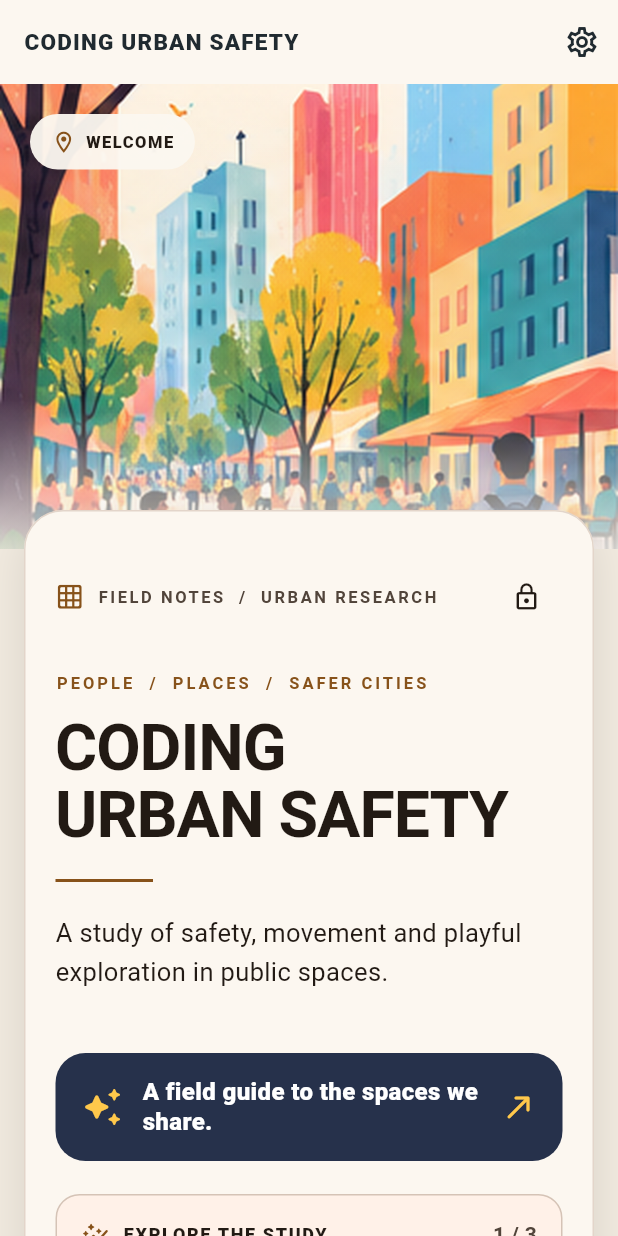
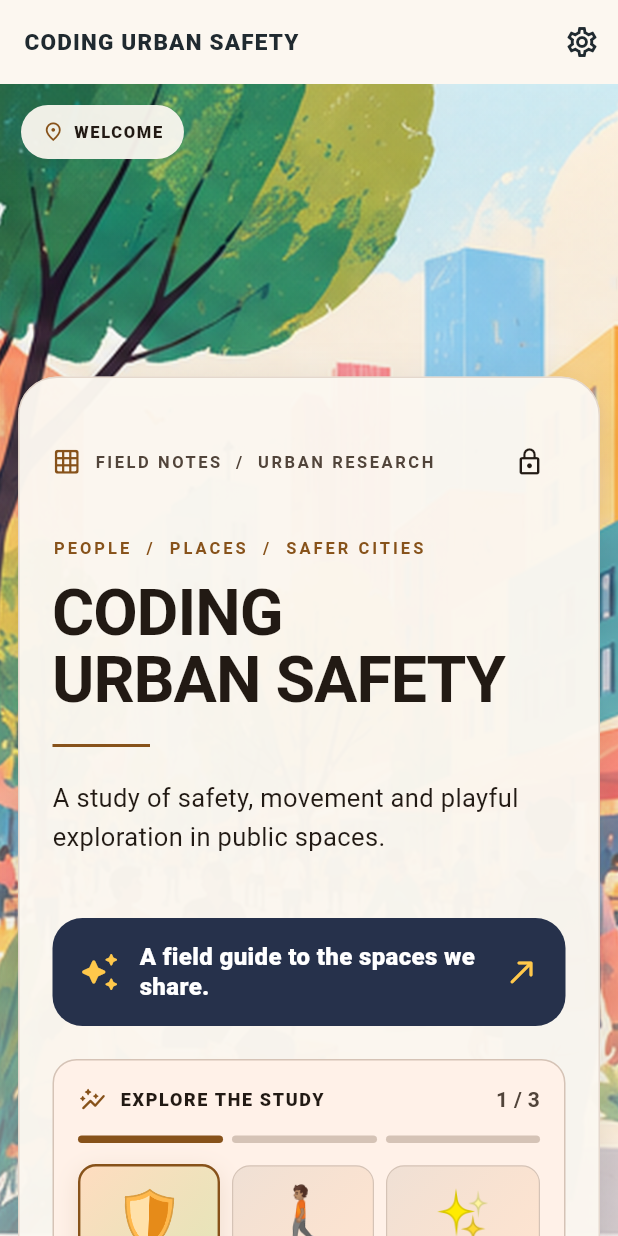
Before and after one commit to literallyshiva/coding-urban-safety, a Flutter app: the screen it shows after launch, on a phone screen of 412 x 824 dp. Run offline on Flutter 3.47's test engine with Material 3 defaults, Android fonts, the phone set to English and light mode, and no system bars; our stand-ins replace cloud_firestore, firebase_auth, firebase_core, geolocator, google_maps_flutter, shared_preferences; missing offline and left inert: dart:html, dart:js_util; accounts and stored records are empty.

Commit message:
Add files via upload

```diff
--- a/lib/widgets/research_scaffold.dart
+++ b/lib/widgets/research_scaffold.dart
@@ -22,7 +22,7 @@ class ResearchScaffold extends StatelessWidget {
   @override
   Widget build(BuildContext context) {
     final colors = Theme.of(context).colorScheme;
-    final illustrated = illustration != null;
+    final hasArt = illustration != null;
     return Scaffold(
       appBar: AppBar(
         backgroundColor: colors.surface,
@@ -30,99 +30,169 @@ class ResearchScaffold extends StatelessWidget {
           fontWeight: FontWeight.w900, fontSize: 15, letterSpacing: .8)),
         actions: const [AppSettingsButton()],
       ),
-      body: SafeArea(child: Column(children: [
+      body: SafeArea(
+        child: LayoutBuilder(builder: (context, bounds) {
+          final desktop = hasArt && bounds.maxWidth >= 1000;
+          if (!hasArt) {
+            return Column(children: [
+              Expanded(child: SingleChildScrollView(
+                padding: const EdgeInsets.fromLTRB(20, 28, 20, 40),
+                child: Center(child: ConstrainedBox(
+                  constraints: const BoxConstraints(maxWidth: 760),
+                  child: child,
+                )),
+              )),
+              if (bottomButton != null) _BottomAction(child: bottomButton!),
+            ]);
+          }
+          if (desktop) {
+            return Row(children: [
+              Expanded(flex: 46, child: _IllustratedScene(
+                asset: illustration!, section: sectionLabel,
+                showLabel: true,
+              )),
+              Expanded(flex: 54, child: Column(children: [
+                Expanded(child: SingleChildScrollView(
+                  padding: const EdgeInsets.fromLTRB(40, 34, 40, 40),
+                  child: Center(child: ConstrainedBox(
+                    constraints: const BoxConstraints(maxWidth: 720),
+                    child: _ResearchPanel(child: child),
+                  )),
+                )),
+                if (bottomButton != null) _BottomAction(
+                  child: Center(child: ConstrainedBox(
+                    constraints: const BoxConstraints(maxWidth: 720),
+                    child: bottomButton!,
+                  )),
+                ),
+              ])),
+            ]);
+          }
+          // Mobile: full-bleed illustrated scene behind the actual form.
+          // The picture remains visible above and around the questionnaire,
+          // rather than being cropped into a fixed-height horizontal banner.
+          return Stack(children: [
+            Positioned.fill(child: _IllustratedScene(
+              asset: illustration!, section: sectionLabel, showLabel: false,
+            )),
+            Positioned.fill(child: DecoratedBox(decoration: BoxDecoration(
+              gradient: LinearGradient(
+                begin: Alignment.topCenter,
+                end: Alignment.bottomCenter,
+                colors: [
+                  Colors.transparent,
+                  colors.surface.withValues(alpha: .10),
+                  colors.surface.withValues(alpha: .52),
+                ],
+                stops: const [0, .35, 1],
+              ),
+            ))),
+            Column(children: [
               Expanded(child: SingleChildScrollView(
                 child: Column(children: [
-            if (illustrated)
-              _IllustratedBanner(asset: illustration!, section: sectionLabel),
+                  SizedBox(height: bounds.maxHeight < 650 ? 130 : 195),
                   Padding(
-              padding: EdgeInsets.fromLTRB(16, illustrated ? 0 : 24, 16, 32),
-              child: Center(child: ConstrainedBox(
-                constraints: const BoxConstraints(maxWidth: 760),
-                child: illustrated
-                  ? Transform.translate(
-                      offset: const Offset(0, -26),
-                      child: _EditorialPaper(child: child),
-                    )
-                  : child,
-              )),
+                    padding: const EdgeInsets.fromLTRB(12, 0, 12, 28),
+                    child: _ResearchPanel(child: child),
                   ),
                 ]),
               )),
-        if (bottomButton != null)
-          Container(
-            padding: const EdgeInsets.fromLTRB(18, 12, 18, 14),
-            decoration: BoxDecoration(
-              color: colors.surface,
-              border: Border(top: BorderSide(color: colors.outlineVariant)),
-              boxShadow: [BoxShadow(
-                color: colors.shadow.withValues(alpha: .08),
-                blurRadius: 18, offset: const Offset(0, -5))],
+              if (bottomButton != null) _BottomAction(child: bottomButton!),
+            ]),
+            if (sectionLabel != null)
+              Positioned(top: 14, left: 14, child: _SceneLabel(sectionLabel!)),
+          ]);
+        }),
       ),
-            child: SafeArea(top: false, child: bottomButton!),
-          ),
-      ])),
     );
   }
 }
 
-class _IllustratedBanner extends StatelessWidget {
-  const _IllustratedBanner({required this.asset, this.section});
+class _IllustratedScene extends StatelessWidget {
+  const _IllustratedScene({
+    required this.asset, this.section, required this.showLabel,
+  });
   final String asset;
   final String? section;
+  final bool showLabel;
+
   @override
   Widget build(BuildContext context) {
-    final colors = Theme.of(context).colorScheme;
-    final screenWidth = MediaQuery.sizeOf(context).width;
-    final height = screenWidth < 600 ? 310.0 : 360.0;
     return Semantics(
-      label: 'Illustrated urban public space',
+      label: 'Illustration of an urban public space',
       image: true,
-      child: SizedBox(
-        height: height,
-        width: double.infinity,
       child: Stack(fit: StackFit.expand, children: [
         Image.asset(asset, fit: BoxFit.cover, alignment: Alignment.center),
-          DecoratedBox(decoration: BoxDecoration(gradient: LinearGradient(
-            begin: Alignment.topCenter,
-            end: Alignment.bottomCenter,
-            colors: [Colors.transparent, colors.surface.withValues(alpha: .06),
-              colors.surface.withValues(alpha: .82)],
-            stops: const [0, .68, 1],
-          ))),
-          if (section != null)
-            Positioned(left: 20, top: 20, child: Container(
+        if (showLabel && section != null)
+          Positioned(top: 24, left: 24, child: _SceneLabel(section!)),
+      ]),
+    );
+  }
+}
+
+class _SceneLabel extends StatelessWidget {
+  const _SceneLabel(this.label);
+  final String label;
+  @override
+  Widget build(BuildContext context) {
+    return DecoratedBox(
+      decoration: BoxDecoration(
+        color: Theme.of(context).colorScheme.surface.withValues(alpha: .94),
+        borderRadius: BorderRadius.circular(28),
+      ),
+      child: Padding(
         padding: const EdgeInsets.symmetric(horizontal: 14, vertical: 10),
-              decoration: BoxDecoration(color: colors.surface.withValues(alpha: .95),
-                borderRadius: BorderRadius.circular(30)),
         child: Row(mainAxisSize: MainAxisSize.min, children: [
-                Icon(Icons.location_on_outlined, color: colors.primary, size: 17),
+          Icon(Icons.place_outlined, size: 15,
+            color: Theme.of(context).colorScheme.primary),
           const SizedBox(width: 6),
-                Text(section!, style: TextStyle(fontSize: 11, letterSpacing: 1,
-                  fontWeight: FontWeight.w900, color: colors.onSurface)),
-              ]),
-            )),
+          Text(label, style: const TextStyle(
+            fontSize: 11, fontWeight: FontWeight.w900, letterSpacing: 1.1)),
         ]),
       ),
     );
   }
 }
 
-class _EditorialPaper extends StatelessWidget {
-  const _EditorialPaper({required this.child});
+class _ResearchPanel extends StatelessWidget {
+  const _ResearchPanel({required this.child});
   final Widget child;
   @override
   Widget build(BuildContext context) {
     final colors = Theme.of(context).colorScheme;
     return Container(
       width: double.infinity,
-      padding: const EdgeInsets.fromLTRB(20, 25, 20, 27),
+      padding: const EdgeInsets.fromLTRB(22, 24, 22, 28),
       decoration: BoxDecoration(
-        color: colors.surface,
+        color: colors.surface.withValues(alpha: .97),
         borderRadius: BorderRadius.circular(26),
-        border: Border.all(color: colors.outlineVariant.withValues(alpha: .65)),
-        boxShadow: [BoxShadow(color: colors.shadow.withValues(alpha: .1),
-          blurRadius: 25, offset: const Offset(0, 10))],
+        border: Border.all(color: colors.outlineVariant.withValues(alpha: .6)),
+        boxShadow: [BoxShadow(
+          color: colors.shadow.withValues(alpha: .12),
+          blurRadius: 28, offset: const Offset(0, 10),
+        )],
+      ),
+      child: child,
+    );
+  }
+}
+
+class _BottomAction extends StatelessWidget {
+  const _BottomAction({required this.child});
+  final Widget child;
+  @override
+  Widget build(BuildContext context) {
+    final colors = Theme.of(context).colorScheme;
+    return Container(
+      width: double.infinity,
+      padding: const EdgeInsets.fromLTRB(16, 12, 16, 14),
+      decoration: BoxDecoration(
+        color: colors.surface.withValues(alpha: .97),
+        border: Border(top: BorderSide(color: colors.outlineVariant)),
+        boxShadow: [BoxShadow(
+          color: colors.shadow.withValues(alpha: .09),
+          blurRadius: 16, offset: const Offset(0, -4),
+        )],
       ),
       child: child,
     );
```
Also changed, not shown: 1 other file. Lines whose indentation alone changed are shown as unchanged.
